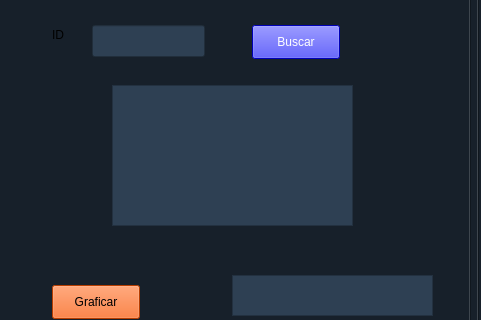
Old version of the form Rapidito/interfaz/Interfaz.ui in the repository Marco131-xel/Edd_Proyecto2; both pictures show x 852 to 1333 and y 178 to 498 of the 1333 by 623 pixel window.
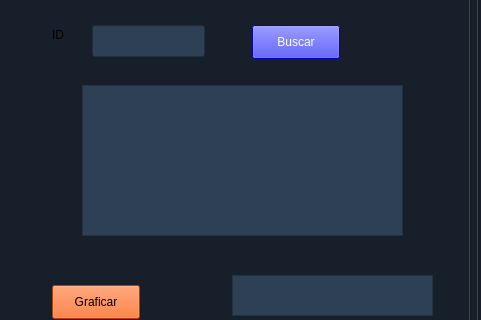
New version of the form. The open tabs and pages were chosen to show the change.

What changed in the file:
```diff
--- a/Rapidito/interfaz/Interfaz.ui
+++ b/Rapidito/interfaz/Interfaz.ui
@@ -2149,10 +2149,10 @@
        <widget class="QTextEdit" name="CONTENIDO_RUTAVIAJE">
         <property name="geometry">
          <rect>
-          <x>120</x>
+          <x>90</x>
           <y>130</y>
-          <width>241</width>
-          <height>141</height>
+          <width>321</width>
+          <height>151</height>
          </rect>
         </property>
         <property name="font">
```
